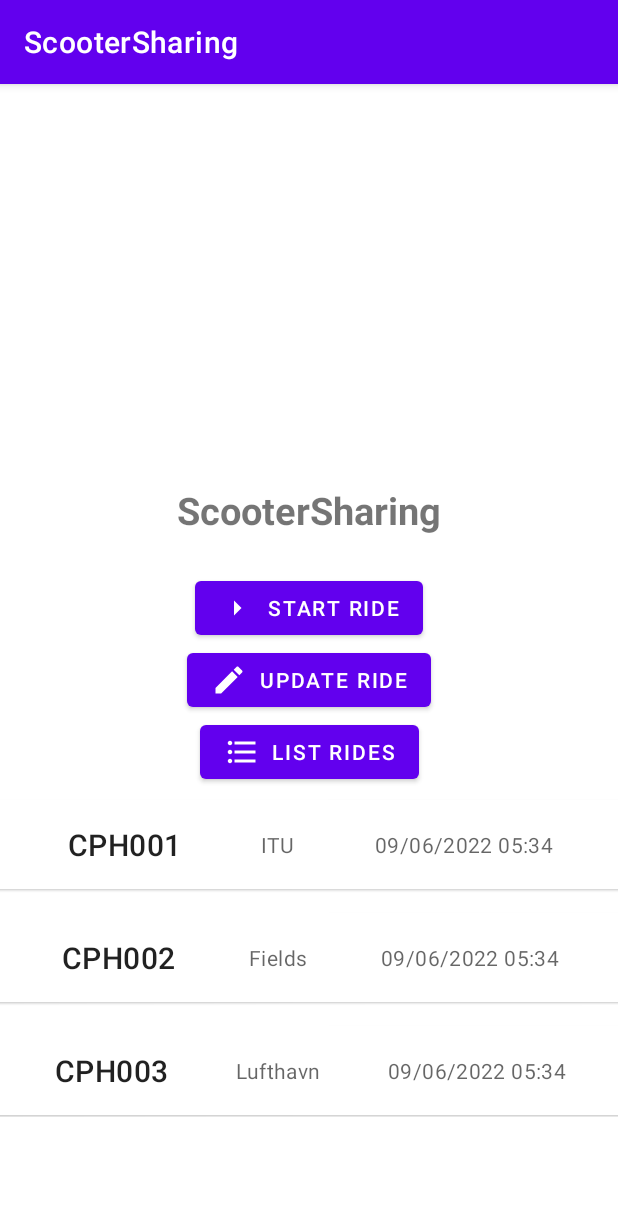
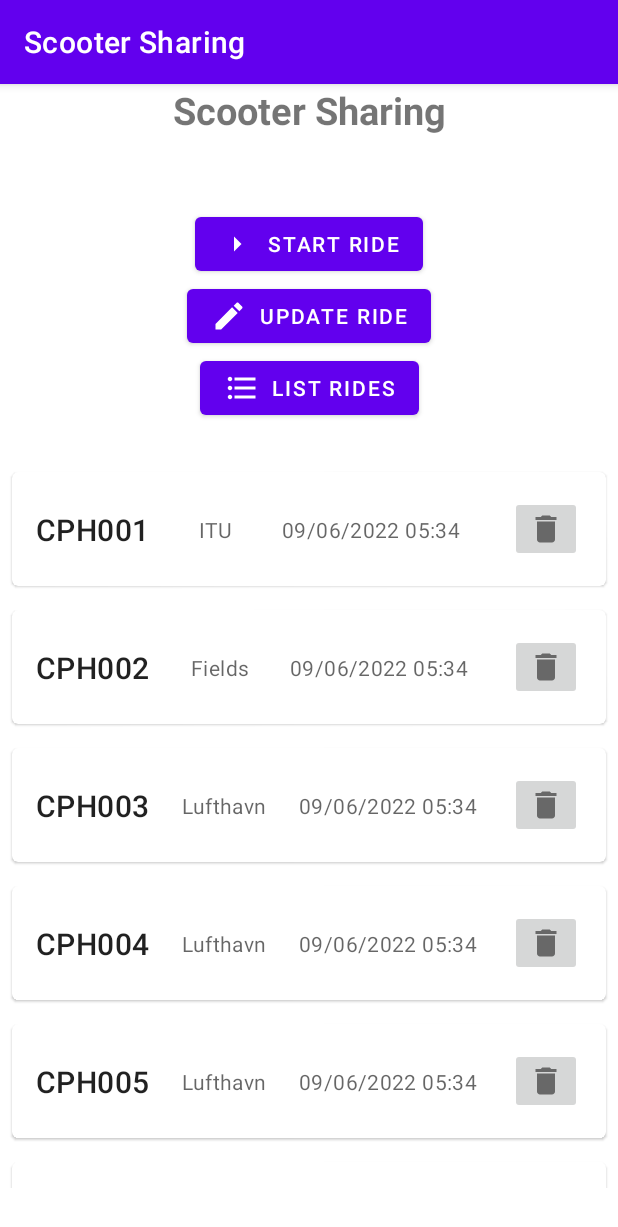
Before and after one commit to tehxueer29/ScooterSharing, an Android app: the screen it shows after launch (MainActivity), after a tap on "LIST RIDES", on a phone screen of 412 x 824 dp. Shown: the top 1227 px of the screen. Run offline under Robolectric (Android 15) with nearby library versions, the phone set to English and light mode, and no system bars.

Commit message:
Deletebutton Imp

```diff
--- a/app/build.gradle
+++ b/app/build.gradle
@@ -1,6 +1,7 @@
 plugins {
     id 'com.android.application'
     id 'org.jetbrains.kotlin.android'
+    id 'androidx.navigation.safeargs'
 }
 
 android {
--- a/app/src/main/java/dk/itu/moapd/scootersharing/xute/MainActivity.kt
+++ b/app/src/main/java/dk/itu/moapd/scootersharing/xute/MainActivity.kt
@@ -42,7 +42,9 @@ class MainActivity : AppCompatActivity() {
      */
     private lateinit var mainBinding: ActivityMainBinding
 
-    // A set of private constants used in this class .
+    /**
+     * A set of static attributes used in this activity class.
+     */
     companion object {
         private val TAG = MainActivity::class.qualifiedName
 //        lateinit var ridesDB: RidesDB
--- a/app/src/main/java/dk/itu/moapd/scootersharing/xute/MainFragment.kt
+++ b/app/src/main/java/dk/itu/moapd/scootersharing/xute/MainFragment.kt
@@ -24,6 +24,7 @@ SOFTWARE.
 package dk.itu.moapd.scootersharing.xute
 
 import android.os.Bundle
+import android.util.Log
 import androidx.fragment.app.Fragment
 import android.view.LayoutInflater
 import android.view.View
@@ -32,7 +33,7 @@ import androidx.core.view.isVisible
 import androidx.navigation.fragment.findNavController
 import androidx.recyclerview.widget.LinearLayoutManager
 import dk.itu.moapd.scootersharing.xute.databinding.FragmentMainBinding
-import dk.itu.moapd.scootersharing.xute.databinding.FragmentStartRideBinding
+import dk.itu.moapd.scootersharing.xute.databinding.ListRidesBinding
 
 /**
  * A simple [Fragment] subclass.
@@ -55,8 +56,8 @@ class MainFragment : Fragment() {
      * to all views that have an ID in the corresponding layout.
      */
     private lateinit var binding: FragmentMainBinding
+    private lateinit var listBinding: ListRidesBinding
     override fun onCreate(savedInstanceState: Bundle?) {
-//        WindowCompat.setDecorFitsSystemWindows(window, false)
         super.onCreate(savedInstanceState)
     }
 
@@ -70,6 +71,7 @@ class MainFragment : Fragment() {
                 layoutInflater, container,
                 false
             )
+//        listBinding = ListRidesBinding.bind(binding.root)
         return binding.root
     }
 
@@ -89,7 +91,7 @@ class MainFragment : Fragment() {
         with(binding) {
 //            // The start ride button listener.
             startRideButton.setOnClickListener {
-                contentList.recyclerView.isVisible = false
+//                contentList.recyclerView.isVisible = false
                 findNavController().navigate(R.id.action_mainFragment_to_startRideFragment2)
             }
 //
@@ -104,6 +106,17 @@ class MainFragment : Fragment() {
                 contentList.recyclerView.layoutManager = LinearLayoutManager(context)
                 contentList.recyclerView.adapter = MainFragment.adapter
             }
+
+//            listBinding.deleteRideButton.setOnClickListener {
+//
+//                Log.d(TAG, "clicked!")
+//
+////                ridesDB.deleteScooter("CPH001", "ITU")
+//////                // Define the list view adapter.
+////                contentList.recyclerView.isVisible = true
+////                contentList.recyclerView.layoutManager = LinearLayoutManager(context)
+////                contentList.recyclerView.adapter = MainFragment.adapter
+//            }
         }
 
     }
--- a/app/src/main/java/dk/itu/moapd/scootersharing/xute/RidesDB.kt
+++ b/app/src/main/java/dk/itu/moapd/scootersharing/xute/RidesDB.kt
@@ -39,7 +39,6 @@ class RidesDB private constructor(context: Context) {
     }
 
     fun deleteScooter(name: String, location: String) {
-        //TODO havent finish
         rides.remove(
             Scooter(name, location)
         )
--- /dev/null
+++ b/app/src/main/res/drawable/delete.xml
@@ -0,0 +1,5 @@
+<vector android:height="24dp" android:tint="@color/grey_100"
+    android:viewportHeight="24" android:viewportWidth="24"
+    android:width="24dp" xmlns:android="http://schemas.android.com/apk/res/android">
+    <path android:fillColor="@android:color/white" android:pathData="M6,19c0,1.1 0.9,2 2,2h8c1.1,0 2,-0.9 2,-2V7H6v12zM19,4h-3.5l-1,-1h-5l-1,1H5v2h14V4z"/>
+</vector>
--- a/app/src/main/res/layout/fragment_main.xml
+++ b/app/src/main/res/layout/fragment_main.xml
@@ -12,6 +12,8 @@
         android:id="@+id/app_name"
         android:layout_width="wrap_content"
         android:layout_height="wrap_content"
+        android:layout_marginTop="32dp"
+        android:layout_marginBottom="24dp"
         android:gravity="center"
         android:padding="24dp"
         android:text="@string/app_name"
@@ -54,7 +56,7 @@
         android:layout_height="wrap_content"
         android:text="@string/list_ride_button"
         app:icon="@drawable/format_list_bulleted"
-        app:layout_constraintBottom_toBottomOf="parent"
+        app:layout_constraintBottom_toBottomOf="@id/content_list"
         app:layout_constraintEnd_toEndOf="parent"
         app:layout_constraintHorizontal_bias="0.5"
         app:layout_constraintStart_toStartOf="parent"
@@ -63,10 +65,11 @@
     <include
         android:id="@+id/content_list"
         layout="@layout/content_list"
-        android:layout_width="478dp"
-        android:layout_height="219dp"
-        app:layout_constraintEnd_toEndOf="parent"
-        app:layout_constraintHorizontal_bias="0.5"
+        android:layout_width="match_parent"
+        android:layout_height="0dp"
+        android:layout_marginTop="24dp"
+        android:layout_marginBottom="32dp"
+        app:layout_constraintBottom_toBottomOf="parent"
         app:layout_constraintStart_toStartOf="parent"
         app:layout_constraintTop_toBottomOf="@+id/list_ride_button" />
 
--- a/app/src/main/res/layout/list_rides.xml
+++ b/app/src/main/res/layout/list_rides.xml
@@ -1,9 +1,9 @@
 <?xml version="1.0" encoding="utf-8"?>
 <androidx.constraintlayout.widget.ConstraintLayout xmlns:android="http://schemas.android.com/apk/res/android"
     xmlns:app="http://schemas.android.com/apk/res-auto"
+    xmlns:tools="http://schemas.android.com/tools"
     android:layout_width="match_parent"
     android:layout_height="wrap_content">
-
 
     <com.google.android.material.card.MaterialCardView
         android:id="@+id/card"
@@ -15,15 +15,14 @@
         app:layout_constraintStart_toStartOf="parent"
         app:layout_constraintTop_toTopOf="parent">
 
-
         <androidx.constraintlayout.widget.ConstraintLayout
             android:layout_width="match_parent"
             android:layout_height="wrap_content"
             android:orientation="vertical"
             android:padding="16dp">
 
+            <!-- Title, secondary and supporting text -->
 
-            <!-- Title, secondary and supporting text -->
             <TextView
                 android:id="@+id/scooter_name"
                 android:layout_width="wrap_content"
@@ -31,8 +30,6 @@
                 android:text="@string/scooter_name"
                 android:textAppearance="?attr/textAppearanceHeadline6"
                 app:layout_constraintBottom_toBottomOf="parent"
-                app:layout_constraintEnd_toStartOf="@+id/scooter_location"
-                app:layout_constraintHorizontal_bias="0.5"
                 app:layout_constraintStart_toStartOf="parent"
                 app:layout_constraintTop_toTopOf="parent"
                 app:layout_constraintVertical_bias="0.5" />
@@ -59,17 +56,21 @@
                 android:textAppearance="?attr/textAppearanceBody2"
                 android:textColor="?android:attr/textColorSecondary"
                 app:layout_constraintBottom_toBottomOf="parent"
-                app:layout_constraintEnd_toEndOf="parent"
+                app:layout_constraintEnd_toStartOf="@+id/delete_ride_button"
                 app:layout_constraintHorizontal_bias="0.5"
                 app:layout_constraintStart_toEndOf="@+id/scooter_location"
                 app:layout_constraintTop_toTopOf="parent"
                 app:layout_constraintVertical_bias="0.5" />
 
-
-
+            <ImageButton
+                android:id="@+id/delete_ride_button"
+                android:layout_width="wrap_content"
+                android:layout_height="wrap_content"
+                android:src="@drawable/delete"
+                app:layout_constraintBottom_toBottomOf="parent"
+                app:layout_constraintEnd_toEndOf="parent"
+                app:layout_constraintTop_toTopOf="parent"
+                app:layout_constraintVertical_bias="0.5" />
         </androidx.constraintlayout.widget.ConstraintLayout>
-
-
     </com.google.android.material.card.MaterialCardView>
-
 </androidx.constraintlayout.widget.ConstraintLayout>
--- a/app/src/main/res/values/strings.xml
+++ b/app/src/main/res/values/strings.xml
@@ -1,5 +1,5 @@
 <resources>
-    <string name="app_name">ScooterSharing</string>
+    <string name="app_name">Scooter Sharing</string>
     <string name="name">Enter the scooter name</string>
     <string name="location">The current scooter location</string>
     <string name="start_ride_button">Start Ride</string>
--- a/build.gradle
+++ b/build.gradle
@@ -3,4 +3,5 @@ plugins {
     id 'com.android.application' version '7.4.0' apply false
     id 'com.android.library' version '7.4.0' apply false
     id 'org.jetbrains.kotlin.android' version '1.7.21' apply false
+    id 'androidx.navigation.safeargs.kotlin' version '2.4.1' apply false
 }
--- a/settings.gradle
+++ b/settings.gradle
@@ -12,5 +12,5 @@ dependencyResolutionManagement {
         mavenCentral()
     }
 }
-rootProject.name = "ScooterSharing"
+rootProject.name = "Scooter Sharing"
 include ':app'
```
Also changed, not shown: app/src/main/java/dk/itu/moapd/scootersharing/xute/UpdateRideActivity.kt (deleted, +0 -114 lines), app/src/main/java/dk/itu/moapd/scootersharing/xute/UpdateRideFragment.kt (+5 -2 lines), app/src/main/res/layout/activity_update_ride.xml (deleted, +0 -59 lines).
